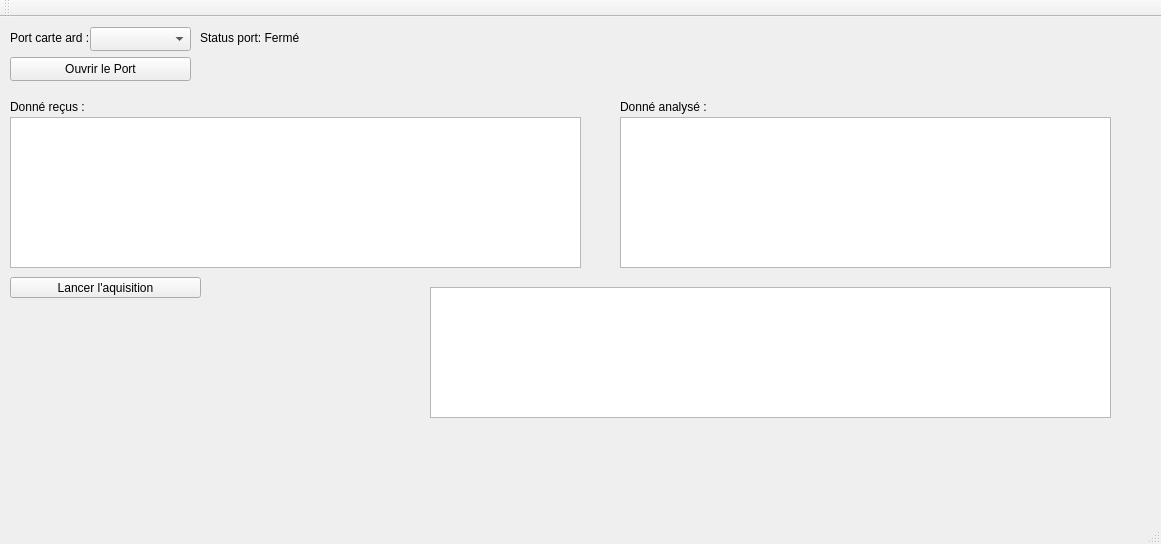
Old version of the form Tp1_Sondeur_marin/InterfaceQt.ui in the repository NGabbai2006/Tp1_Sondeur_marin.
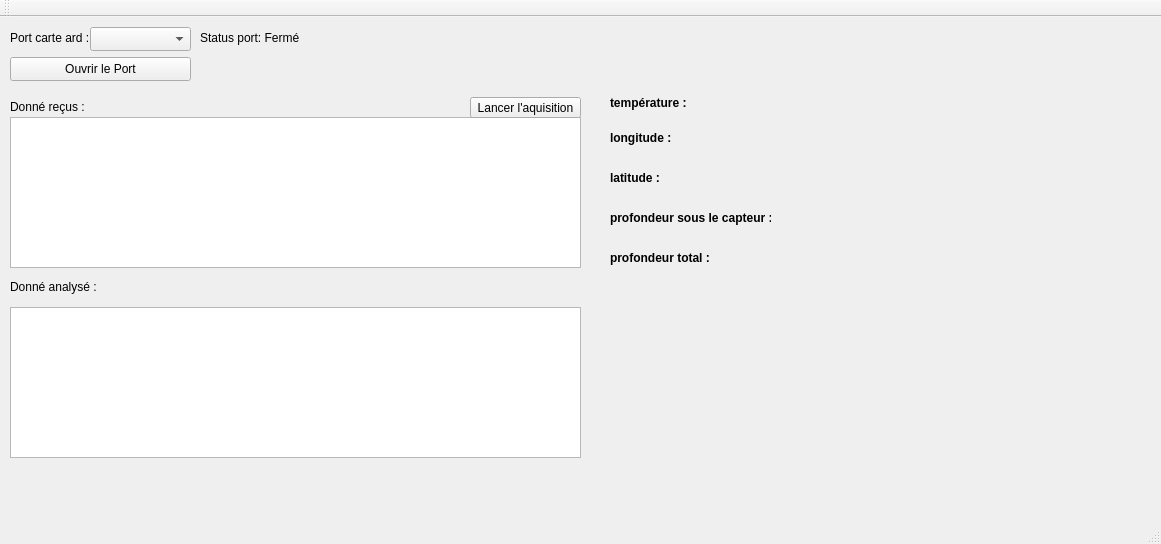
New version of the form.

Commit message: changement de l'interface + fix bug de valeurs possiblement utilisé quand elles sont vide

The edit to the form file:
```diff
--- a/Tp1_Sondeur_marin/InterfaceQt.ui
+++ b/Tp1_Sondeur_marin/InterfaceQt.ui
@@ -118,9 +118,9 @@
    <widget class="QTextEdit" name="textEdit_donnesanalyse">
     <property name="geometry">
      <rect>
-      <x>620</x>
-      <y>100</y>
-      <width>491</width>
+      <x>10</x>
+      <y>290</y>
+      <width>571</width>
       <height>151</height>
      </rect>
     </property>
@@ -131,8 +131,8 @@
    <widget class="QLabel" name="label_3">
     <property name="geometry">
      <rect>
-      <x>620</x>
-      <y>80</y>
+      <x>10</x>
+      <y>260</y>
       <width>91</width>
       <height>20</height>
      </rect>
@@ -141,25 +141,12 @@
      <string>Donné analysé : </string>
     </property>
    </widget>
-   <widget class="QTextEdit" name="textEdit_info">
-    <property name="geometry">
-     <rect>
-      <x>430</x>
-      <y>270</y>
-      <width>681</width>
-      <height>131</height>
-     </rect>
-    </property>
-    <property name="readOnly">
-     <bool>true</bool>
-    </property>
-   </widget>
    <widget class="QPushButton" name="pushButtonAquisition">
     <property name="geometry">
      <rect>
-      <x>10</x>
-      <y>260</y>
-      <width>191</width>
+      <x>470</x>
+      <y>80</y>
+      <width>111</width>
       <height>21</height>
      </rect>
     </property>
@@ -167,6 +154,196 @@
      <string>Lancer l'aquisition</string>
     </property>
    </widget>
+   <widget class="QLabel" name="label_4">
+    <property name="geometry">
+     <rect>
+      <x>610</x>
+      <y>75</y>
+      <width>91</width>
+      <height>21</height>
+     </rect>
+    </property>
+    <property name="font">
+     <font>
+      <weight>75</weight>
+      <bold>true</bold>
+     </font>
+    </property>
+    <property name="text">
+     <string>température :</string>
+    </property>
+   </widget>
+   <widget class="QLabel" name="label_5">
+    <property name="geometry">
+     <rect>
+      <x>610</x>
+      <y>110</y>
+      <width>71</width>
+      <height>21</height>
+     </rect>
+    </property>
+    <property name="font">
+     <font>
+      <weight>75</weight>
+      <bold>true</bold>
+     </font>
+    </property>
+    <property name="text">
+     <string>longitude :</string>
+    </property>
+   </widget>
+   <widget class="QLabel" name="label_6">
+    <property name="geometry">
+     <rect>
+      <x>610</x>
+      <y>150</y>
+      <width>71</width>
+      <height>21</height>
+     </rect>
+    </property>
+    <property name="font">
+     <font>
+      <weight>75</weight>
+      <bold>true</bold>
+     </font>
+    </property>
+    <property name="text">
+     <string>latitude :</string>
+    </property>
+   </widget>
+   <widget class="QLabel" name="label_7">
+    <property name="geometry">
+     <rect>
+      <x>610</x>
+      <y>190</y>
+      <width>161</width>
+      <height>21</height>
+     </rect>
+    </property>
+    <property name="font">
+     <font>
+      <weight>75</weight>
+      <bold>true</bold>
+     </font>
+    </property>
+    <property name="text">
+     <string>profondeur sous le capteur :</string>
+    </property>
+   </widget>
+   <widget class="QLabel" name="label_8">
+    <property name="geometry">
+     <rect>
+      <x>610</x>
+      <y>230</y>
+      <width>141</width>
+      <height>21</height>
+     </rect>
+    </property>
+    <property name="font">
+     <font>
+      <weight>75</weight>
+      <bold>true</bold>
+     </font>
+    </property>
+    <property name="text">
+     <string>profondeur total :</string>
+    </property>
+   </widget>
+   <widget class="QLabel" name="label_temp">
+    <property name="geometry">
+     <rect>
+      <x>700</x>
+      <y>76</y>
+      <width>121</width>
+      <height>20</height>
+     </rect>
+    </property>
+    <property name="font">
+     <font>
+      <weight>75</weight>
+      <bold>true</bold>
+     </font>
+    </property>
+    <property name="text">
+     <string/>
+    </property>
+   </widget>
+   <widget class="QLabel" name="label_longitude">
+    <property name="geometry">
+     <rect>
+      <x>670</x>
+      <y>110</y>
+      <width>151</width>
+      <height>21</height>
+     </rect>
+    </property>
+    <property name="font">
+     <font>
+      <weight>75</weight>
+      <bold>true</bold>
+     </font>
+    </property>
+    <property name="text">
+     <string/>
+    </property>
+   </widget>
+   <widget class="QLabel" name="label_latitude">
+    <property name="geometry">
+     <rect>
+      <x>670</x>
+      <y>152</y>
+      <width>171</width>
+      <height>21</height>
+     </rect>
+    </property>
+    <property name="font">
+     <font>
+      <weight>75</weight>
+      <bold>true</bold>
+     </font>
+    </property>
+    <property name="text">
+     <string/>
+    </property>
+   </widget>
+   <widget class="QLabel" name="label_sous_cpt">
+    <property name="geometry">
+     <rect>
+      <x>780</x>
+      <y>192</y>
+      <width>151</width>
+      <height>21</height>
+     </rect>
+    </property>
+    <property name="font">
+     <font>
+      <weight>75</weight>
+      <bold>true</bold>
+     </font>
+    </property>
+    <property name="text">
+     <string/>
+    </property>
+   </widget>
+   <widget class="QLabel" name="label_profon_total">
+    <property name="geometry">
+     <rect>
+      <x>720</x>
+      <y>230</y>
+      <width>121</width>
+      <height>20</height>
+     </rect>
+    </property>
+    <property name="font">
+     <font>
+      <weight>75</weight>
+      <bold>true</bold>
+     </font>
+    </property>
+    <property name="text">
+     <string/>
+    </property>
+   </widget>
   </widget>
   <widget class="QMenuBar" name="menuBar">
    <property name="geometry">
```
The commit also changes 2 other files.
